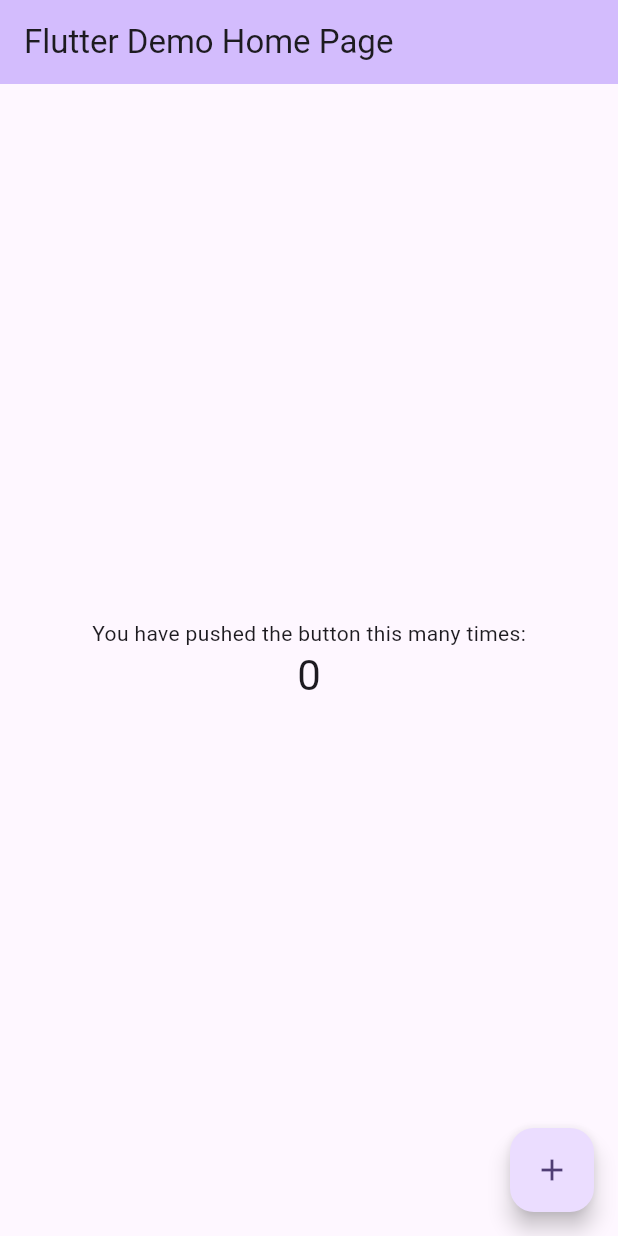
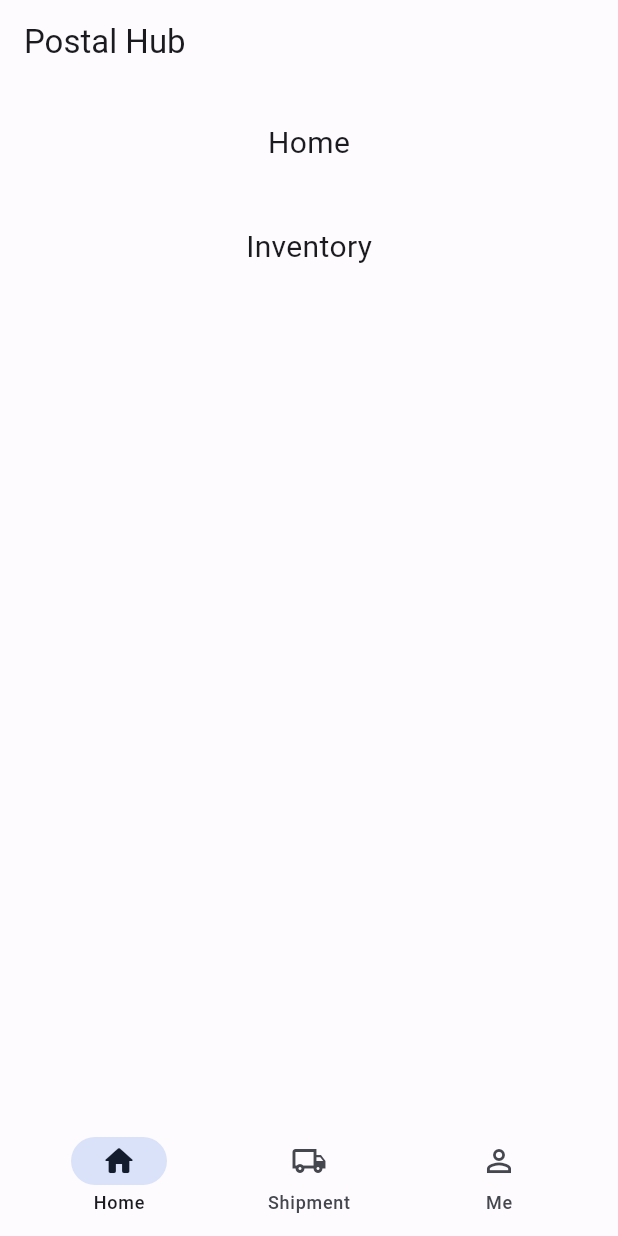
Before and after one commit to haqimhaslee/postalhub_client_v1, a Flutter app: the screen it shows after launch, on a phone screen of 412 x 824 dp. Run offline on Flutter 3.47's test engine with Material 3 defaults, Android fonts, the phone set to English and light mode, and no system bars; drawn by our look-alikes of dynamic_color; Roboto replaces fonts that are missing (GoogleSans).

Commit message:
MAJOR Update -NEW UI component

```diff
--- /dev/null
+++ b/lib/home/home.dart
@@ -0,0 +1,68 @@
+import 'package:flutter/material.dart';
+
+class Home extends StatefulWidget {
+  const Home({super.key});
+  @override
+  State<Home> createState() => _HomeState();
+}
+
+class _HomeState extends State<Home> {
+  @override
+  Widget build(BuildContext context) {
+    return Scaffold(
+      body: Padding(
+          padding: const EdgeInsets.only(top: 5, left: 5, right: 5, bottom: 5),
+          child: Column(
+            children: [
+              const Padding(
+                padding: EdgeInsets.only(
+                  top: 20,
+                  left: 5,
+                  right: 5,
+                  bottom: 20,
+                ),
+                child: Text(
+                  'Home',
+                  style: TextStyle(
+                    fontSize: 20,
+                  ),
+                ),
+              ),
+              Expanded(
+                child: ListView(
+                  children: const [
+                    Padding(
+                        padding: EdgeInsets.only(
+                          top: 0,
+                          left: 25,
+                          right: 25,
+                          bottom: 0,
+                        ),
+                        child: Column(
+                          mainAxisAlignment: MainAxisAlignment.center,
+                          crossAxisAlignment: CrossAxisAlignment.center,
+                          children: [
+                            Padding(
+                              padding: EdgeInsets.only(
+                                top: 20,
+                                left: 5,
+                                right: 5,
+                                bottom: 20,
+                              ),
+                              child: Text(
+                                'Inventory',
+                                style: TextStyle(
+                                  fontSize: 20,
+                                ),
+                              ),
+                            )
+                          ],
+                        )),
+                  ],
+                ),
+              )
+            ],
+          )),
+    );
+  }
+}
--- a/lib/main.dart
+++ b/lib/main.dart
@@ -1,4 +1,7 @@
 import 'package:flutter/material.dart';
+import 'package:postalhub_client/src/navigator/navigator_services.dart';
+import 'package:dynamic_color/dynamic_color.dart';
+import 'package:postalhub_client/src/postalhub_ui.dart';
 
 void main() {
   runApp(const MyApp());
@@ -10,116 +13,19 @@
   // This widget is the root of your application.
   @override
   Widget build(BuildContext context) {
-    return MaterialApp(
-      title: 'Flutter Demo',
-      theme: ThemeData(
-        // This is the theme of your application.
-        //
-        // TRY THIS: Try running your application with "flutter run". You'll see
-        // the application has a purple toolbar. Then, without quitting the app,
-        // try changing the seedColor in the colorScheme below to Colors.green
-        // and then invoke "hot reload" (save your changes or press the "hot
-        // reload" button in a Flutter-supported IDE, or press "r" if you used
-        // the command line to start the app).
-        //
-        // Notice that the counter didn't reset back to zero; the application
-        // state is not lost during the reload. To reset the state, use hot
-        // restart instead.
-        //
-        // This works for code too, not just values: Most code changes can be
-        // tested with just a hot reload.
-        colorScheme: ColorScheme.fromSeed(seedColor: Colors.deepPurple),
-        useMaterial3: true,
-      ),
-      home: const MyHomePage(title: 'Flutter Demo Home Page'),
-    );
+    return DynamicColorBuilder(builder: (lightDynamic, darkDynamic) {
+      return MaterialApp(
+          theme: ThemeData(
+            colorScheme: lightDynamic ?? lightColorScheme,
+            fontFamily: 'GoogleSans',
+          ),
+          darkTheme: ThemeData(
+            colorScheme: darkDynamic ?? darkColorScheme,
+            fontFamily: 'GoogleSans',
+          ),
+          themeMode: ThemeMode.system,
+          debugShowCheckedModeBanner: false,
+          home: const NavigatorServices());
+    });
   }
 }
-
-class MyHomePage extends StatefulWidget {
-  const MyHomePage({super.key, required this.title});
-
-  // This widget is the home page of your application. It is stateful, meaning
-  // that it has a State object (defined below) that contains fields that affect
-  // how it looks.
-
-  // This class is the configuration for the state. It holds the values (in this
-  // case the title) provided by the parent (in this case the App widget) and
-  // used by the build method of the State. Fields in a Widget subclass are
-  // always marked "final".
-
-  final String title;
-
-  @override
-  State<MyHomePage> createState() => _MyHomePageState();
-}
-
-class _MyHomePageState extends State<MyHomePage> {
-  int _counter = 0;
-
-  void _incrementCounter() {
-    setState(() {
-      // This call to setState tells the Flutter framework that something has
-      // changed in this State, which causes it to rerun the build method below
-      // so that the display can reflect the updated values. If we changed
-      // _counter without calling setState(), then the build method would not be
-      // called again, and so nothing would appear to happen.
-      _counter++;
-    });
-  }
-
-  @override
-  Widget build(BuildContext context) {
-    // This method is rerun every time setState is called, for instance as done
-    // by the _incrementCounter method above.
-    //
-    // The Flutter framework has been optimized to make rerunning build methods
-    // fast, so that you can just rebuild anything that needs updating rather
-    // than having to individually change instances of widgets.
-    return Scaffold(
-      appBar: AppBar(
-        // TRY THIS: Try changing the color here to a specific color (to
-        // Colors.amber, perhaps?) and trigger a hot reload to see the AppBar
-        // change color while the other colors stay the same.
-        backgroundColor: Theme.of(context).colorScheme.inversePrimary,
-        // Here we take the value from the MyHomePage object that was created by
-        // the App.build method, and use it to set our appbar title.
-        title: Text(widget.title),
-      ),
-      body: Center(
-        // Center is a layout widget. It takes a single child and positions it
-        // in the middle of the parent.
-        child: Column(
-          // Column is also a layout widget. It takes a list of children and
-          // arranges them vertically. By default, it sizes itself to fit its
-          // children horizontally, and tries to be as tall as its parent.
-          //
-          // Column has various properties to control how it sizes itself and
-          // how it positions its children. Here we use mainAxisAlignment to
-          // center the children vertically; the main axis here is the vertical
-          // axis because Columns are vertical (the cross axis would be
-          // horizontal).
-          //
-          // TRY THIS: Invoke "debug painting" (choose the "Toggle Debug Paint"
-          // action in the IDE, or press "p" in the console), to see the
-          // wireframe for each widget.
-          mainAxisAlignment: MainAxisAlignment.center,
-          children: <Widget>[
-            const Text(
-              'You have pushed the button this many times:',
-            ),
-            Text(
-              '$_counter',
-              style: Theme.of(context).textTheme.headlineMedium,
-            ),
-          ],
-        ),
-      ),
-      floatingActionButton: FloatingActionButton(
-        onPressed: _incrementCounter,
-        tooltip: 'Increment',
-        child: const Icon(Icons.add),
-      ), // This trailing comma makes auto-formatting nicer for build methods.
-    );
-  }
-}
--- /dev/null
+++ b/lib/src/navigator/navigator_services.dart
@@ -0,0 +1,78 @@
+import 'package:flutter/material.dart';
+import 'package:animations/animations.dart';
+import 'package:postalhub_client/home/home.dart';
+import 'package:postalhub_client/me/me.dart';
+import 'package:postalhub_client/shipment/shipment.dart';
+
+class NavigatorServices extends StatefulWidget {
+  const NavigatorServices({super.key});
+  @override
+  State<NavigatorServices> createState() => _NavigatorServicesState();
+}
+
+class _NavigatorServicesState extends State<NavigatorServices> {
+  final GlobalKey<ScaffoldState> scaffoldKey = GlobalKey<ScaffoldState>();
+  var _selectedIndex = 0;
+  final List<Widget> _windgetOption = <Widget>[
+    const Home(),
+    const Shipment(),
+    const MeProfile(),
+  ];
+  void openDrawer() {
+    scaffoldKey.currentState!.openDrawer();
+  }
+
+  @override
+  Widget build(BuildContext context) {
+    return Scaffold(
+        bottomNavigationBar: BottomAppBar(
+          //height: 70,
+          clipBehavior: Clip.antiAlias,
+          shape: const CircularNotchedRectangle(),
+          child: NavigationBar(
+            selectedIndex: _selectedIndex,
+            onDestinationSelected: (i) => setState(() => _selectedIndex = i),
+            destinations: const [
+              /// Home
+              NavigationDestination(
+                label: "Home",
+                icon: Icon(Icons.home_outlined),
+                selectedIcon: Icon(Icons.home_rounded),
+              ),
+              NavigationDestination(
+                label: "Shipment",
+                icon: Icon(Icons.local_shipping_outlined),
+                selectedIcon: Icon(Icons.local_shipping_rounded),
+              ),
+
+              NavigationDestination(
+                label: "Me",
+                icon: Icon(Icons.person_outline),
+                selectedIcon: Icon(Icons.person_rounded),
+              ),
+
+              /// Profile
+            ],
+          ),
+        ),
+        appBar: AppBar(
+          //elevation: 1,
+          //scrolledUnderElevation: 1,
+          title: const Row(children: [
+            Text('Postal Hub'),
+          ]),
+        ),
+        body: Expanded(
+          child: PageTransitionSwitcher(
+            transitionBuilder: (child, animation, secondaryAnimation) =>
+                SharedAxisTransition(
+              transitionType: SharedAxisTransitionType.vertical,
+              animation: animation,
+              secondaryAnimation: secondaryAnimation,
+              child: child,
+            ),
+            child: _windgetOption.elementAt(_selectedIndex),
+          ),
+        ));
+  }
+}
--- /dev/null
+++ b/lib/src/postalhub_ui.dart
@@ -0,0 +1,73 @@
+// Custom UI Element files
+import 'package:flutter/material.dart';
+
+//Color UI
+const lightColorScheme = ColorScheme(
+  brightness: Brightness.light,
+  primary: Color(0xFF2E5DA8),
+  onPrimary: Color(0xFFFFFFFF),
+  primaryContainer: Color(0xFFD7E2FF),
+  onPrimaryContainer: Color(0xFF001A40),
+  secondary: Color(0xFF565E71),
+  onSecondary: Color(0xFFFFFFFF),
+  secondaryContainer: Color(0xFFDAE2F9),
+  onSecondaryContainer: Color(0xFF131C2C),
+  tertiary: Color(0xFF8C5000),
+  onTertiary: Color(0xFFFFFFFF),
+  tertiaryContainer: Color(0xFFFFDCBF),
+  onTertiaryContainer: Color(0xFF2D1600),
+  error: Color(0xFFBA1A1A),
+  errorContainer: Color(0xFFFFDAD6),
+  onError: Color(0xFFFFFFFF),
+  onErrorContainer: Color(0xFF410002),
+  background: Color(0xFFFEFBFF),
+  onBackground: Color(0xFF1B1B1F),
+  surface: Color(0xFFFEFBFF),
+  onSurface: Color(0xFF1B1B1F),
+  surfaceVariant: Color(0xFFE0E2EC),
+  onSurfaceVariant: Color(0xFF44474E),
+  outline: Color(0xFF74777F),
+  onInverseSurface: Color(0xFFF2F0F4),
+  inverseSurface: Color(0xFF2F3033),
+  inversePrimary: Color(0xFFACC7FF),
+  shadow: Color(0xFF000000),
+  surfaceTint: Color(0xFF2E5DA8),
+  outlineVariant: Color(0xFFC4C6D0),
+  scrim: Color(0xFF000000),
+);
+const darkColorScheme = ColorScheme(
+  brightness: Brightness.dark,
+  primary: Color(0xFFACC7FF),
+  onPrimary: Color(0xFF002F67),
+  primaryContainer: Color(0xFF08458E),
+  onPrimaryContainer: Color(0xFFD7E2FF),
+  secondary: Color(0xFFBEC6DC),
+  onSecondary: Color(0xFF283041),
+  secondaryContainer: Color(0xFF3F4759),
+  onSecondaryContainer: Color(0xFFDAE2F9),
+  tertiary: Color(0xFFFFB873),
+  onTertiary: Color(0xFF4B2800),
+  tertiaryContainer: Color(0xFF6A3B00),
+  onTertiaryContainer: Color(0xFFFFDCBF),
+  error: Color(0xFFFFB4AB),
+  errorContainer: Color(0xFF93000A),
+  onError: Color(0xFF690005),
+  onErrorContainer: Color(0xFFFFDAD6),
+  background: Color(0xFF1B1B1F),
+  onBackground: Color(0xFFE3E2E6),
+  surface: Color(0xFF1B1B1F),
+  onSurface: Color(0xFFE3E2E6),
+  surfaceVariant: Color(0xFF44474E),
+  onSurfaceVariant: Color(0xFFC4C6D0),
+  outline: Color(0xFF8E9099),
+  onInverseSurface: Color(0xFF1B1B1F),
+  inverseSurface: Color(0xFFE3E2E6),
+  inversePrimary: Color(0xFF2E5DA8),
+  shadow: Color(0xFF000000),
+  surfaceTint: Color(0xFFACC7FF),
+  outlineVariant: Color(0xFF44474E),
+  scrim: Color(0xFF000000),
+);
+
+
+//Custom element
```
Also changed, not shown: lib/me/me.dart (added, +68 -0 lines), lib/shipment/shipment.dart (added, +75 -0 lines), pubspec.yaml (+6 -65 lines), lib/me/inner_pages/courier_contact.dart (added), lib/me/inner_pages/profile.dart (added), lib/me/inner_pages/settings/about.dart (added), lib/me/inner_pages/settings/notification.dart (added), lib/me/inner_pages/settings_page.dart (added), lib/shipment/new_shipment.dart (added), lib/shipment/shipment_viewer.dart (added), pubspec.lock, 5 other files.
